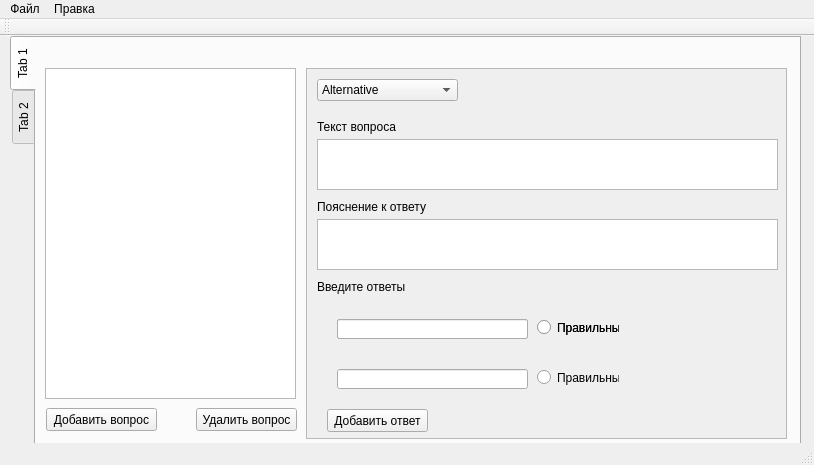
Qt form mainwindow.ui (ImTema/createAndroidTest) before a commit.
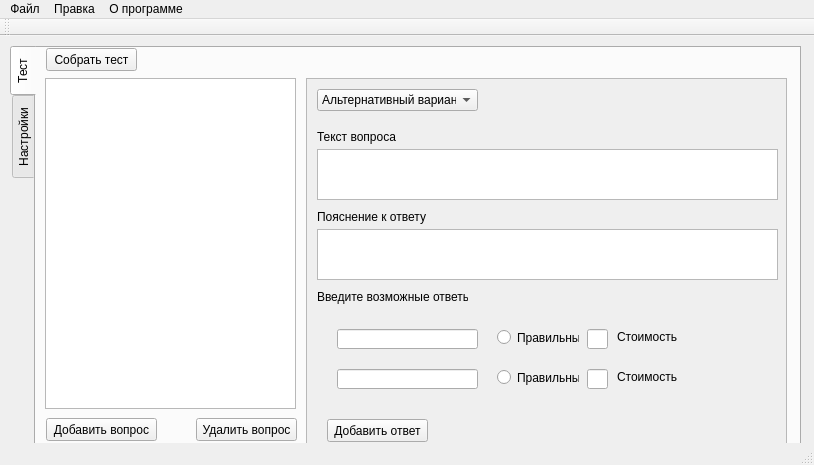
The same form after that commit. The open tabs and pages were chosen to show the change.

Diff of the .ui file:
```diff
--- a/mainwindow.ui
+++ b/mainwindow.ui
@@ -18,9 +18,9 @@
     <property name="geometry">
      <rect>
       <x>10</x>
-      <y>0</y>
+      <y>10</y>
       <width>791</width>
-      <height>411</height>
+      <height>401</height>
      </rect>
     </property>
     <property name="tabPosition">
@@ -31,7 +31,7 @@
     </property>
     <widget class="QWidget" name="tab">
      <attribute name="title">
-      <string>Tab 1</string>
+      <string>Тест</string>
      </attribute>
      <widget class="QListWidget" name="questionsListWidget">
       <property name="geometry">
@@ -69,13 +69,13 @@
          <rect>
           <x>10</x>
           <y>10</y>
-          <width>141</width>
+          <width>161</width>
           <height>22</height>
          </rect>
         </property>
         <item>
          <property name="text">
-          <string>Alternative</string>
+          <string>Альтернативный вариант</string>
          </property>
         </item>
         <item>
@@ -155,12 +155,12 @@
          <rect>
           <x>10</x>
           <y>210</y>
-          <width>91</width>
+          <width>151</width>
           <height>16</height>
          </rect>
         </property>
         <property name="text">
-         <string>Введите ответы</string>
+         <string>Введите возможные ответы</string>
         </property>
        </widget>
        <widget class="QWidget" name="widget" native="true">
@@ -168,23 +168,23 @@
          <rect>
           <x>10</x>
           <y>230</y>
-          <width>421</width>
+          <width>461</width>
           <height>111</height>
          </rect>
         </property>
-        <widget class="QWidget" name="widget_2" native="true">
+        <widget class="QWidget" name="widget_3" native="true">
          <property name="geometry">
           <rect>
            <x>10</x>
            <y>10</y>
-           <width>401</width>
+           <width>441</width>
            <height>41</height>
           </rect>
          </property>
-         <widget class="QRadioButton" name="radioButton">
+         <widget class="QRadioButton" name="radioButton_2">
           <property name="geometry">
            <rect>
-            <x>210</x>
+            <x>170</x>
             <y>10</y>
             <width>82</width>
             <height>17</height>
@@ -194,63 +194,53 @@
            <string>Правильный</string>
           </property>
          </widget>
-         <widget class="QLineEdit" name="lineEdit">
+         <widget class="QLineEdit" name="lineEdit_4">
+          <property name="geometry">
+           <rect>
+            <x>260</x>
+            <y>10</y>
+            <width>21</width>
+            <height>20</height>
+           </rect>
+          </property>
+         </widget>
+         <widget class="QLabel" name="label_4">
+          <property name="geometry">
+           <rect>
+            <x>290</x>
+            <y>10</y>
+            <width>71</width>
+            <height>16</height>
+           </rect>
+          </property>
+          <property name="text">
+           <string>Стоимость</string>
+          </property>
+         </widget>
+         <widget class="QLineEdit" name="lineEdit_3">
           <property name="geometry">
            <rect>
             <x>10</x>
             <y>10</y>
-            <width>191</width>
+            <width>141</width>
             <height>20</height>
            </rect>
           </property>
          </widget>
-         <widget class="QWidget" name="widget_3" native="true">
-          <property name="geometry">
-           <rect>
-            <x>0</x>
-            <y>0</y>
-            <width>401</width>
-            <height>41</height>
-           </rect>
-          </property>
-          <widget class="QRadioButton" name="radioButton_2">
-           <property name="geometry">
-            <rect>
-             <x>210</x>
-             <y>10</y>
-             <width>82</width>
-             <height>17</height>
-            </rect>
-           </property>
-           <property name="text">
-            <string>Правильный</string>
-           </property>
-          </widget>
-          <widget class="QLineEdit" name="lineEdit_2">
-           <property name="geometry">
-            <rect>
-             <x>10</x>
-             <y>10</y>
-             <width>191</width>
-             <height>20</height>
-            </rect>
-           </property>
-          </widget>
-         </widget>
         </widget>
         <widget class="QWidget" name="widget_4" native="true">
          <property name="geometry">
           <rect>
            <x>10</x>
-           <y>60</y>
-           <width>401</width>
+           <y>50</y>
+           <width>441</width>
            <height>41</height>
           </rect>
          </property>
          <widget class="QRadioButton" name="radioButton_3">
           <property name="geometry">
            <rect>
-            <x>210</x>
+            <x>170</x>
             <y>10</y>
             <width>82</width>
             <height>17</height>
@@ -260,12 +250,35 @@
            <string>Правильный</string>
           </property>
          </widget>
-         <widget class="QLineEdit" name="lineEdit_3">
+         <widget class="QLineEdit" name="lineEdit_5">
+          <property name="geometry">
+           <rect>
+            <x>260</x>
+            <y>10</y>
+            <width>21</width>
+            <height>20</height>
+           </rect>
+          </property>
+         </widget>
+         <widget class="QLabel" name="label_5">
+          <property name="geometry">
+           <rect>
+            <x>290</x>
+            <y>10</y>
+            <width>71</width>
+            <height>16</height>
+           </rect>
+          </property>
+          <property name="text">
+           <string>Стоимость</string>
+          </property>
+         </widget>
+         <widget class="QLineEdit" name="lineEdit_2">
           <property name="geometry">
            <rect>
             <x>10</x>
             <y>10</y>
-            <width>191</width>
+            <width>141</width>
             <height>20</height>
            </rect>
           </property>
@@ -313,10 +326,23 @@
        <string>Удалить вопрос</string>
       </property>
      </widget>
+     <widget class="QPushButton" name="pushButton_4">
+      <property name="geometry">
+       <rect>
+        <x>10</x>
+        <y>0</y>
+        <width>91</width>
+        <height>23</height>
+       </rect>
+      </property>
+      <property name="text">
+       <string>Собрать тест</string>
+      </property>
+     </widget>
     </widget>
     <widget class="QWidget" name="tab_2">
      <attribute name="title">
-      <string>Tab 2</string>
+      <string>Настройки</string>
      </attribute>
     </widget>
    </widget>
@@ -340,8 +366,14 @@
      <string>Правка</string>
     </property>
    </widget>
+   <widget class="QMenu" name="menu_3">
+    <property name="title">
+     <string>О программе</string>
+    </property>
+   </widget>
    <addaction name="menu"/>
    <addaction name="menu_2"/>
+   <addaction name="menu_3"/>
   </widget>
   <widget class="QToolBar" name="mainToolBar">
    <attribute name="toolBarArea">
```
Left out of the diff: 36 changed lines with no effect on the pictures.
